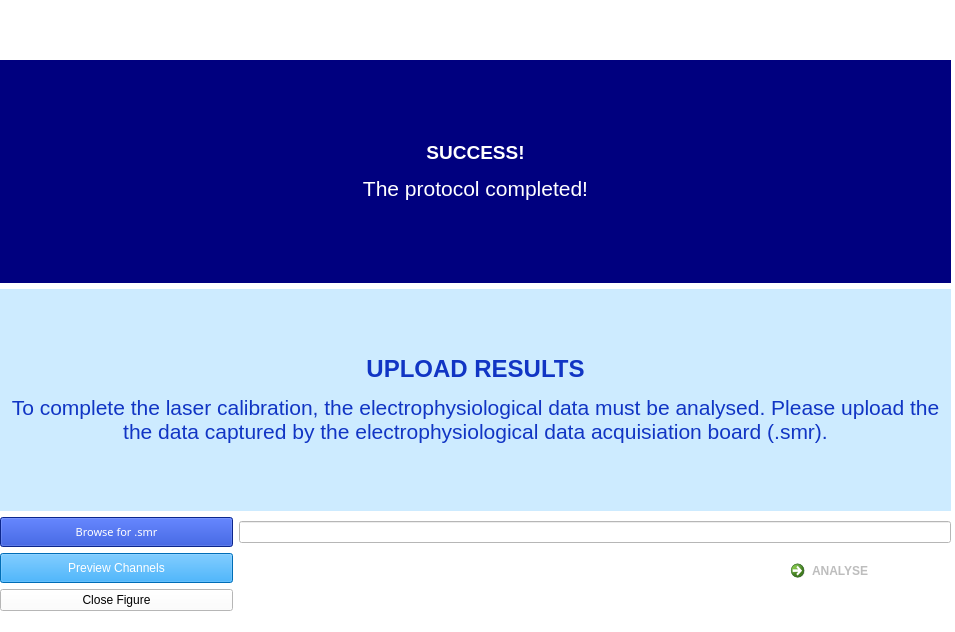
First picture: the form in UploadPart1Results.ui, repository AliSan123/Optogenetics_project, before the edit.
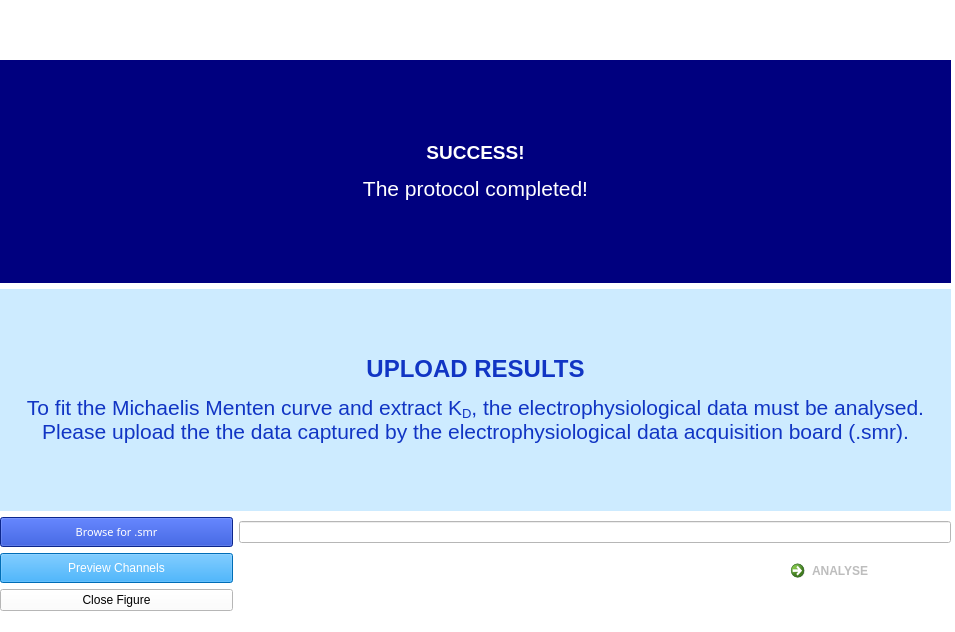
Second picture: the form after the edit. Icons and pictures are not drawn.

```diff
--- a/UploadPart1Results.ui
+++ b/UploadPart1Results.ui
@@ -92,7 +92,7 @@
        <string notr="true">background-color: rgb(0, 153, 255,50);</string>
       </property>
       <property name="text">
-       <string>&lt;html&gt;&lt;head/&gt;&lt;body&gt;&lt;p align=&quot;center&quot;&gt;&lt;span style=&quot; font-family:'Calibri'; font-size:18pt; font-weight:600; color:#1135c4;&quot;&gt;UPLOAD RESULTS&lt;/span&gt;&lt;/p&gt;&lt;p align=&quot;center&quot;&gt;&lt;span style=&quot; font-family:'Calibri'; font-size:16pt; color:#1135c4;&quot;&gt;To complete the laser calibration, the electrophysiological data must be analysed. Please upload the the data captured by the electrophysiological data acquisiation board (.smr).&lt;/span&gt;&lt;/p&gt;&lt;/body&gt;&lt;/html&gt;</string>
+       <string>&lt;html&gt;&lt;head/&gt;&lt;body&gt;&lt;p align=&quot;center&quot;&gt;&lt;span style=&quot; font-family:'Calibri'; font-size:18pt; font-weight:600; color:#1135c4;&quot;&gt;UPLOAD RESULTS&lt;/span&gt;&lt;/p&gt;&lt;p align=&quot;center&quot;&gt;&lt;span style=&quot; font-family:'Calibri'; font-size:16pt; color:#1135c4;&quot;&gt;To fit the Michaelis Menten curve and extract K&lt;/span&gt;&lt;span style=&quot; font-family:'Calibri'; font-size:16pt; color:#1135c4; vertical-align:sub;&quot;&gt;D&lt;/span&gt;&lt;span style=&quot; font-family:'Calibri'; font-size:16pt; color:#1135c4;&quot;&gt;, the electrophysiological data must be analysed. Please upload the the data captured by the electrophysiological data acquisition board (.smr).&lt;/span&gt;&lt;/p&gt;&lt;/body&gt;&lt;/html&gt;</string>
       </property>
       <property name="wordWrap">
        <bool>true</bool>
```
